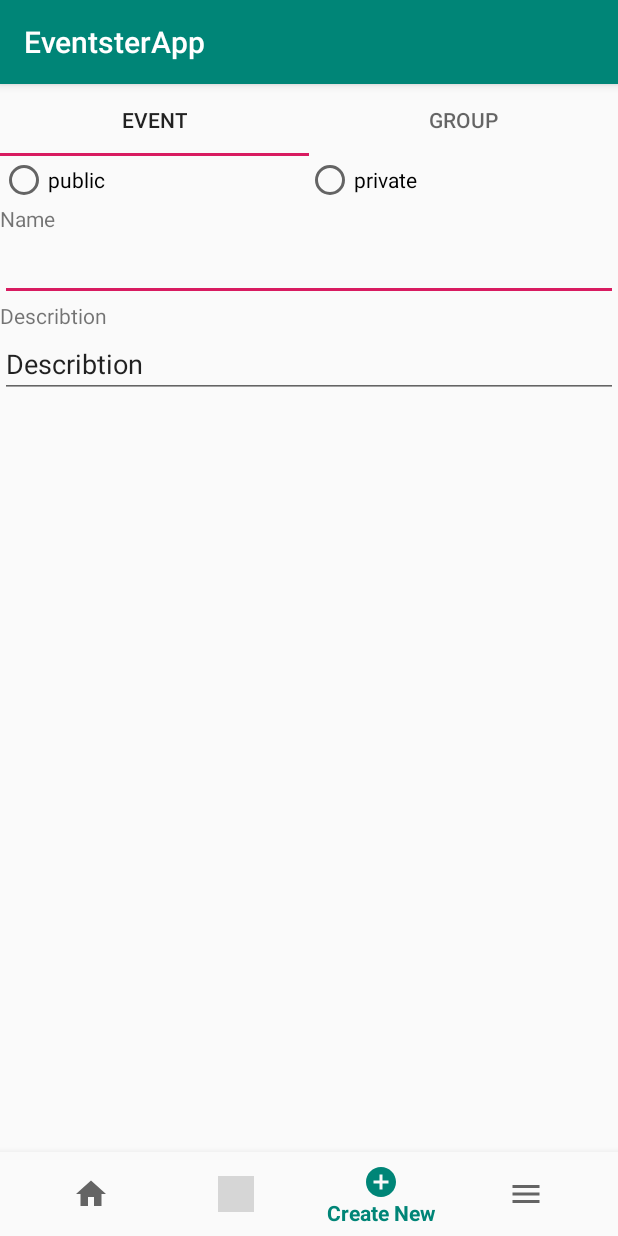
After one commit to Branch-Master/EventsterApp, an Android app: the CreateActivity screen opened directly, with no data from a screen before it, on a phone screen of 412 x 824 dp. The commit adds this screen. Run offline under Robolectric (Android 15) with nearby library versions, the phone set to English and light mode, and no system bars; grey boxes are pictures that could not be loaded.

Commit message:
Create new síða

```diff
--- a/app/build.gradle
+++ b/app/build.gradle
@@ -31,6 +31,7 @@ dependencies {
     implementation 'androidx.appcompat:appcompat:1.0.0-beta01'
     implementation 'com.google.android.material:material:1.0.0-beta01'
     implementation 'androidx.constraintlayout:constraintlayout:1.1.2'
+    implementation 'androidx.legacy:legacy-support-v4:1.0.0-beta01'
     testImplementation 'junit:junit:4.12'
     androidTestImplementation 'androidx.test:runner:1.1.0-alpha4'
     androidTestImplementation 'androidx.test.espresso:espresso-core:3.1.0-alpha4'
@@ -43,4 +44,5 @@ dependencies {
     implementation 'com.android.support:support-v4:28.0.0'
     implementation 'com.android.support:appcompat-v7:28.0.0'
     implementation 'com.android.support:support-annotations:23.1.1'
+    implementation 'androidx.viewpager:viewpager:1.0.0'
 }
--- a/app/src/main/AndroidManifest.xml
+++ b/app/src/main/AndroidManifest.xml
@@ -9,9 +9,10 @@
         android:roundIcon="@mipmap/ic_launcher_round"
         android:supportsRtl="true"
         android:theme="@style/AppTheme">
+        <activity android:name=".ui.CreateActivity" />
         <activity
             android:name=".ui.ViewEntity"
-            android:label="@string/title_activity_view_entity"></activity>
+            android:label="@string/title_activity_view_entity" />
 
         <meta-data
             android:name="android.app.searchable"
--- /dev/null
+++ b/app/src/main/java/com/example/eventsterapp/ui/CreateActivity.java
@@ -0,0 +1,60 @@
+package com.example.eventsterapp.ui;
+
+import androidx.annotation.NonNull;
+import androidx.appcompat.app.AppCompatActivity;
+
+import android.content.Intent;
+import android.os.Bundle;
+import android.view.MenuItem;
+
+import com.example.eventsterapp.R;
+import com.google.android.material.bottomnavigation.BottomNavigationView;
+
+public class CreateActivity extends AppCompatActivity {
+
+
+    private BottomNavigationView.OnNavigationItemSelectedListener mOnNavigationItemSelectedListener
+            = new BottomNavigationView.OnNavigationItemSelectedListener() {
+
+        @Override
+        public boolean onNavigationItemSelected(@NonNull MenuItem item) {
+            Intent i;
+            switch (item.getItemId()) {
+                case R.id.navigation_home:
+                    System.out.println("Navigation Home");
+                    i = new Intent(CreateActivity.this, MainActivity.class);
+                    startActivity(i);
+                    return true;
+                case R.id.navigation_search:
+                    System.out.println("Navigation Search");
+                    i = new Intent(CreateActivity.this, SearchActivity.class);
+                    startActivity(i);
+                    return true;
+                case R.id.navigation_create_new:
+                    System.out.println("Navigation Create New");
+                    return true;
+                case R.id.navigation_menu:
+                    System.out.println("Navigation Menu");
+                    return true;
+            }
+            return false;
+        }
+    };
+
+    @Override
+    protected void onCreate(Bundle savedInstanceState) {
+        super.onCreate(savedInstanceState);
+        setContentView(R.layout.activity_create_event);
+
+        BottomNavigationView navigation = (BottomNavigationView) findViewById(R.id.navigation);
+        navigation.setOnNavigationItemSelectedListener(mOnNavigationItemSelectedListener);
+        navigation.setSelectedItemId(R.id.navigation_create_new);
+    }
+
+    @Override
+    public void onResume() {
+        super.onResume();
+        BottomNavigationView navigation = (BottomNavigationView) findViewById(R.id.navigation);
+        navigation.setSelectedItemId(R.id.navigation_create_new);
+    }
+}
--- a/app/src/main/java/com/example/eventsterapp/ui/MainActivity.java
+++ b/app/src/main/java/com/example/eventsterapp/ui/MainActivity.java
@@ -40,17 +40,20 @@ public class MainActivity extends AppCompatActivity {
 
         @Override
         public boolean onNavigationItemSelected(@NonNull MenuItem item) {
+            Intent i;
             switch (item.getItemId()) {
                 case R.id.navigation_home:
                     System.out.println("Navigation Home");
                     return true;
                 case R.id.navigation_search:
                     System.out.println("Navigation Search");
-                    Intent i = new Intent(MainActivity.this, SearchActivity.class);
+                    i = new Intent(MainActivity.this, SearchActivity.class);
                     startActivity(i);
                     return true;
                 case R.id.navigation_create_new:
                     System.out.println("Navigation Create New");
+                    i = new Intent(MainActivity.this, CreateActivity.class);
+                    startActivity(i);
                     return true;
                 case R.id.navigation_menu:
                     System.out.println("Navigation Menu");
@@ -132,7 +135,6 @@ public class MainActivity extends AppCompatActivity {
        super.onResume();
         BottomNavigationView navigation = (BottomNavigationView) findViewById(R.id.navigation);
         navigation.setSelectedItemId(R.id.navigation_home);
-
     }
 
     private void loadData(){
--- /dev/null
+++ b/app/src/main/res/layout/activity_create_event.xml
@@ -0,0 +1,101 @@
+<?xml version="1.0" encoding="utf-8"?>
+<RelativeLayout xmlns:android="http://schemas.android.com/apk/res/android"
+    xmlns:app="http://schemas.android.com/apk/res-auto"
+    xmlns:tools="http://schemas.android.com/tools"
+    android:id="@+id/createPage"
+    android:layout_width="match_parent"
+    android:layout_height="match_parent"
+    tools:context=".ui.CreateActivity">
+
+
+    <LinearLayout
+
+        android:layout_width="match_parent"
+        android:layout_height="match_parent"
+        android:orientation="vertical">
+
+        <com.google.android.material.tabs.TabLayout
+            android:id="@+id/tablayoutCreate"
+            android:layout_width="match_parent"
+            android:layout_height="wrap_content">
+
+            <com.google.android.material.tabs.TabItem
+                android:layout_width="wrap_content"
+                android:layout_height="wrap_content"
+                android:text="Event" />
+
+            <com.google.android.material.tabs.TabItem
+                android:layout_width="wrap_content"
+                android:layout_height="wrap_content"
+                android:text="Group" />
+
+
+        </com.google.android.material.tabs.TabLayout>
+
+        <RadioGroup
+            android:layout_width="match_parent"
+            android:layout_height="wrap_content"
+            android:orientation="horizontal">
+
+            <RadioButton
+                android:id="@+id/radioButton6"
+                android:layout_width="wrap_content"
+                android:layout_height="wrap_content"
+                android:layout_weight="1"
+                android:text="@string/radioButton_public" />
+
+            <RadioButton
+                android:id="@+id/radioButton5"
+                android:layout_width="wrap_content"
+                android:layout_height="wrap_content"
+                android:layout_weight="1"
+                android:text="@string/radioButton_private" />
+        </RadioGroup>
+
+        <TextView
+            android:id="@+id/textView5"
+            android:layout_width="match_parent"
+            android:layout_height="wrap_content"
+            android:labelFor="@+id/editText5"
+            android:text="Name"
+            tools:ignore="HardcodedText" />
+
+        <EditText
+            android:id="@+id/name_create"
+            android:layout_width="match_parent"
+            android:layout_height="wrap_content"
+            android:autofillHints="Name hint"
+            android:ems="10"
+            android:inputType="textPersonName"
+            tools:text="Name" />
+
+        <TextView
+            android:id="@+id/textView6"
+            android:layout_width="match_parent"
+            android:layout_height="wrap_content"
+            android:labelFor="@+id/editText6"
+            android:text="Describtion" />
+
+        <EditText
+            android:id="@+id/Describtion_create"
+            android:layout_width="match_parent"
+            android:layout_height="wrap_content"
+            android:autofillHints="multilinehint"
+            android:ems="10"
+            android:inputType="textMultiLine"
+            android:text="@string/describtion" />
+
+    </LinearLayout>
+
+    <com.google.android.material.bottomnavigation.BottomNavigationView
+        android:id="@+id/navigation"
+        android:layout_width="match_parent"
+        android:layout_height="wrap_content"
+        android:layout_alignParentBottom="true"
+        android:background="?android:attr/windowBackground"
+        app:menu="@menu/navigation"
+        tools:ignore="UnknownId" >
+
+    </com.google.android.material.bottomnavigation.BottomNavigationView>
+
+</RelativeLayout>
--- /dev/null
+++ b/app/src/main/res/values-w820dp/dimens.xml
@@ -0,0 +1,6 @@
+<resources>
+    <!-- Example customization of dimensions originally defined in res/values/dimens.xml
+         (such as screen margins) for screens with more than 820dp of available width. This
+         would include 7" and 10" devices in landscape (~960dp and ~1280dp respectively). -->
+    <dimen name="activity_horizontal_margin">64dp</dimen>
+</resources>
--- a/app/src/main/res/values/dimens.xml
+++ b/app/src/main/res/values/dimens.xml
@@ -2,4 +2,6 @@
     <!-- Default screen margins, per the Android Design guidelines. -->
     <dimen name="activity_horizontal_margin">16dp</dimen>
     <dimen name="activity_vertical_margin">16dp</dimen>
+    <dimen name="fab_margin">16dp</dimen>
+    <dimen name="appbar_padding_top">8dp</dimen>
 </resources>
--- a/app/src/main/res/values/strings.xml
+++ b/app/src/main/res/values/strings.xml
@@ -10,4 +10,16 @@
     <string name="search">Search</string>
     <string name="action_settings">action</string>
     <string name="title_activity_view_entity">ViewEntity</string>
+    <string name="name">Name</string>
+    <string name="describtion">Describtion</string>
+    <string name="radioButton_public">public</string>
+    <string name="radioButton_private">private</string>
+    <string name="title_activity_create_new">CreateNewActivity</string>
+    <string name="section_format">Hello World from section: %1$d</string>
+    <string name="lorem_impsum">lorem ipsum</string>
+
+    <!-- TODO: Remove or change this placeholder text -->
+    <string name="hello_blank_fragment">Hello blank fragment</string>
+
+
 </resources>
```
Also changed, not shown: app/src/main/java/com/example/eventsterapp/ui/SearchActivity.java (+6 -1 lines), app/src/main/res/menu/menu_create_new.xml (added, +10 -0 lines), app/src/main/res/values/styles.xml (+9 -0 lines).
